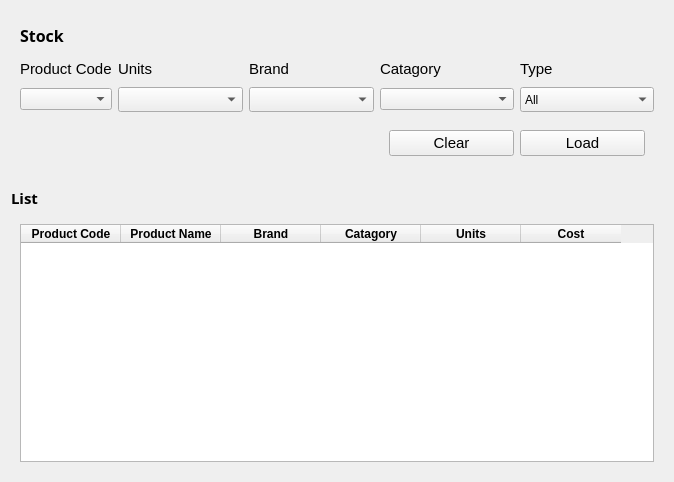
This is ui/stock.ui in sarin32/Supermarket-Inventory-and-Sales-Management-System as Qt 5 draws it before an edit. The edited form follows.
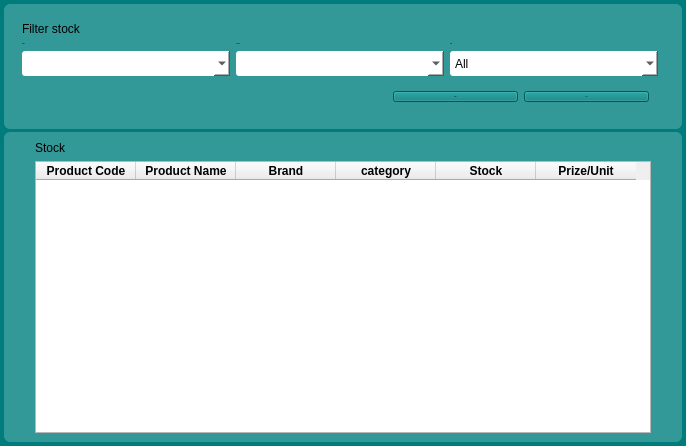
This is the edited form.

Patch:
```diff
--- a/ui/stock.ui
+++ b/ui/stock.ui
@@ -1,124 +1,87 @@
 <?xml version="1.0" encoding="UTF-8"?>
 <ui version="4.0">
- <class>Form</class>
- <widget class="QWidget" name="Form">
+ <class>stock</class>
+ <widget class="QWidget" name="stock">
   <property name="geometry">
    <rect>
     <x>0</x>
     <y>0</y>
-    <width>668</width>
-    <height>482</height>
+    <width>686</width>
+    <height>446</height>
    </rect>
   </property>
   <property name="windowTitle">
    <string>Form</string>
   </property>
+  <property name="styleSheet">
+   <string notr="true">QWidget#stock{
+	background-color:rgb(0, 124, 124);
+}
+QLabel{
+	font: 15px  &quot;Centular&quot;;
+}
+QPushButton{
+	font: 15px  &quot;Centular&quot;;
+	background-color:rgb(0, 124, 124);
+}
+
+QLabel#h_1 ,QLabel#h_2, QLabel#h_3{
+	font: bold 16px  &quot;Centular&quot;;
+}
+
+QFrame#mainframe_1, QFrame#mainframe_2,  QFrame#mainframe_3{
+	background-color:rgb(51, 152, 152);
+	border-radius:6px;
+}
+
+QComboBox,QSpinBox,QLineEdit{
+	background-color:rgb(255, 255, 255);
+	color:#000;
+	border-radius:3px;
+}
+QMessageBox{
+	background-color: rgb(51, 152, 152);
+}</string>
+  </property>
   <layout class="QGridLayout" name="gridLayout">
-   <item row="3" column="0">
-    <widget class="QFrame" name="mainframe_2">
-     <layout class="QGridLayout" name="gridLayout_3">
-      <item row="0" column="1">
-       <widget class="QTableWidget" name="tableWidget">
-        <column>
-         <property name="text">
-          <string>Product Code</string>
-         </property>
-         <property name="font">
-          <font>
-           <family>Arial</family>
-           <weight>75</weight>
-           <bold>true</bold>
-          </font>
-         </property>
-        </column>
-        <column>
-         <property name="text">
-          <string>Product Name</string>
-         </property>
-         <property name="font">
-          <font>
-           <family>Arial</family>
-           <weight>75</weight>
-           <bold>true</bold>
-          </font>
-         </property>
-        </column>
-        <column>
-         <property name="text">
-          <string>Brand</string>
-         </property>
-         <property name="font">
-          <font>
-           <family>Arial</family>
-           <weight>75</weight>
-           <bold>true</bold>
-          </font>
-         </property>
-        </column>
-        <column>
-         <property name="text">
-          <string>Catagory</string>
-         </property>
-         <property name="font">
-          <font>
-           <family>Arial</family>
-           <weight>75</weight>
-           <bold>true</bold>
-          </font>
-         </property>
-        </column>
-        <column>
-         <property name="text">
-          <string>Units</string>
-         </property>
-         <property name="font">
-          <font>
-           <family>Arial</family>
-           <weight>75</weight>
-           <bold>true</bold>
-          </font>
-         </property>
-        </column>
-        <column>
-         <property name="text">
-          <string>Cost</string>
-         </property>
-         <property name="font">
-          <font>
-           <family>Arial</family>
-           <weight>75</weight>
-           <bold>true</bold>
-          </font>
-         </property>
-        </column>
-       </widget>
-      </item>
-      <item row="1" column="1">
-       <layout class="QFormLayout" name="formLayout_2"/>
-      </item>
-     </layout>
-    </widget>
-   </item>
+   <property name="leftMargin">
+    <number>4</number>
+   </property>
+   <property name="topMargin">
+    <number>4</number>
+   </property>
+   <property name="rightMargin">
+    <number>4</number>
+   </property>
+   <property name="bottomMargin">
+    <number>4</number>
+   </property>
+   <property name="spacing">
+    <number>3</number>
+   </property>
    <item row="0" column="0">
     <widget class="QFrame" name="mainframe_1">
-     <property name="minimumSize">
-      <size>
-       <width>0</width>
-       <height>170</height>
-      </size>
+     <layout class="QHBoxLayout" name="horizontalLayout_2">
+      <item>
+       <widget class="QFrame" name="frame">
+        <property name="sizePolicy">
+         <sizepolicy hsizetype="MinimumExpanding" vsizetype="Preferred">
+          <horstretch>0</horstretch>
+          <verstretch>0</verstretch>
+         </sizepolicy>
      </property>
      <property name="maximumSize">
       <size>
-       <width>16777215</width>
-       <height>170</height>
+          <width>925</width>
+          <height>16777215</height>
       </size>
      </property>
      <property name="styleSheet">
       <string notr="true"/>
      </property>
      <layout class="QGridLayout" name="gridLayout_2">
-      <item row="18" column="3" colspan="2" alignment="Qt::AlignRight">
-       <widget class="QFrame" name="frameSearchButtons">
+         <item row="3" column="1" colspan="2" alignment="Qt::AlignRight">
+          <widget class="QFrame" name="frame_2">
         <property name="maximumSize">
          <size>
           <width>16777215</width>
@@ -145,8 +108,11 @@
            </property>
            <property name="font">
             <font>
-             <family>Arial</family>
-             <pointsize>11</pointsize>
+                <family>Centular</family>
+                <pointsize>-1</pointsize>
+                <weight>50</weight>
+                <italic>false</italic>
+                <bold>false</bold>
             </font>
            </property>
            <property name="cursor">
@@ -179,8 +145,11 @@
            </property>
            <property name="font">
             <font>
-             <family>Arial</family>
-             <pointsize>11</pointsize>
+                <family>Centular</family>
+                <pointsize>-1</pointsize>
+                <weight>50</weight>
+                <italic>false</italic>
+                <bold>false</bold>
             </font>
            </property>
            <property name="cursor">
@@ -194,53 +163,7 @@
         </layout>
        </widget>
       </item>
-      <item row="17" column="1">
-       <widget class="QComboBox" name="fieldName">
-        <property name="minimumSize">
-         <size>
-          <width>125</width>
-          <height>25</height>
-         </size>
-        </property>
-        <property name="styleSheet">
-         <string notr="true"/>
-        </property>
-       </widget>
-      </item>
-      <item row="0" column="0" colspan="5">
-       <widget class="QLabel" name="h_1">
-        <property name="enabled">
-         <bool>true</bool>
-        </property>
-        <property name="minimumSize">
-         <size>
-          <width>0</width>
-          <height>30</height>
-         </size>
-        </property>
-        <property name="maximumSize">
-         <size>
-          <width>16777215</width>
-          <height>30</height>
-         </size>
-        </property>
-        <property name="font">
-         <font>
-          <family>Arial Black</family>
-          <pointsize>12</pointsize>
-          <weight>75</weight>
-          <bold>true</bold>
-         </font>
-        </property>
-        <property name="styleSheet">
-         <string notr="true"/>
-        </property>
-        <property name="text">
-         <string>Stock</string>
-        </property>
-       </widget>
-      </item>
-      <item row="17" column="2">
+         <item row="2" column="1">
        <widget class="QComboBox" name="fieldCategory">
         <property name="minimumSize">
          <size>
@@ -248,108 +171,35 @@
           <height>25</height>
          </size>
         </property>
-        <property name="styleSheet">
-         <string notr="true"/>
-        </property>
-       </widget>
-      </item>
-      <item row="17" column="0">
-       <widget class="QComboBox" name="comboBox"/>
-      </item>
-      <item row="6" column="0">
-       <widget class="QLabel" name="labelBrand">
-        <property name="font">
-         <font>
-          <family>Arial</family>
-          <pointsize>11</pointsize>
-         </font>
-        </property>
-        <property name="styleSheet">
-         <string notr="true"/>
-        </property>
-        <property name="text">
-         <string>Product Code</string>
-        </property>
-       </widget>
-      </item>
-      <item row="6" column="1">
-       <widget class="QLabel" name="labelUnits">
-        <property name="font">
-         <font>
-          <family>Arial</family>
-          <pointsize>11</pointsize>
-         </font>
-        </property>
-        <property name="styleSheet">
-         <string notr="true"/>
-        </property>
-        <property name="text">
-         <string>Units</string>
-        </property>
-       </widget>
-      </item>
-      <item row="6" column="2">
-       <widget class="QLabel" name="labelCode">
-        <property name="font">
-         <font>
-          <family>Arial</family>
-          <pointsize>11</pointsize>
-         </font>
-        </property>
-        <property name="styleSheet">
-         <string notr="true"/>
-        </property>
-        <property name="text">
-         <string>Brand</string>
-        </property>
-       </widget>
-      </item>
-      <item row="6" column="3">
-       <widget class="QLabel" name="labelName">
         <property name="maximumSize">
          <size>
-          <width>16777215</width>
+             <width>300</width>
           <height>25</height>
          </size>
         </property>
-        <property name="font">
-         <font>
-          <family>Arial</family>
-          <pointsize>11</pointsize>
-         </font>
-        </property>
-        <property name="styleSheet">
-         <string notr="true"/>
-        </property>
-        <property name="text">
-         <string>Catagory</string>
-        </property>
-       </widget>
-      </item>
-      <item row="6" column="4">
-       <widget class="QLabel" name="labelCategory">
-        <property name="font">
-         <font>
-          <family>Arial</family>
-          <pointsize>11</pointsize>
-         </font>
-        </property>
-        <property name="styleSheet">
-         <string notr="true"/>
-        </property>
+          </widget>
+         </item>
+         <item row="0" column="0" colspan="3">
+          <widget class="QLabel" name="h_1">
         <property name="text">
-         <string>Type</string>
+            <string>Filter stock</string>
         </property>
        </widget>
       </item>
-      <item row="17" column="4">
-       <widget class="QComboBox" name="fieldBrand">
+         <item row="2" column="2">
+          <widget class="QComboBox" name="fieldType">
         <property name="minimumSize">
          <size>
           <width>125</width>
           <height>25</height>
          </size>
         </property>
+           <property name="maximumSize">
+            <size>
+             <width>300</width>
+             <height>25</height>
+            </size>
+           </property>
         <property name="styleSheet">
          <string notr="true"/>
         </property>
@@ -370,25 +220,202 @@
         </item>
        </widget>
       </item>
-      <item row="17" column="3">
-       <widget class="QComboBox" name="comboBox_2"/>
-      </item>
-     </layout>
+         <item row="1" column="1">
+          <widget class="QLabel" name="label_4">
+           <property name="maximumSize">
+            <size>
+             <width>16777215</width>
+             <height>25</height>
+            </size>
+           </property>
+           <property name="font">
+            <font>
+             <family>Centular</family>
+             <pointsize>-1</pointsize>
+             <weight>50</weight>
+             <italic>false</italic>
+             <bold>false</bold>
+            </font>
+           </property>
+           <property name="styleSheet">
+            <string notr="true"/>
+           </property>
+           <property name="text">
+            <string>Catagory</string>
+           </property>
     </widget>
    </item>
    <item row="2" column="0">
-    <widget class="QLabel" name="label">
+          <widget class="QComboBox" name="fieldBrand">
+           <property name="minimumSize">
+            <size>
+             <width>125</width>
+             <height>25</height>
+            </size>
+           </property>
+           <property name="maximumSize">
+            <size>
+             <width>300</width>
+             <height>25</height>
+            </size>
+           </property>
+           <property name="baseSize">
+            <size>
+             <width>300</width>
+             <height>25</height>
+            </size>
+           </property>
+           <property name="styleSheet">
+            <string notr="true"/>
+           </property>
+          </widget>
+         </item>
+         <item row="1" column="0">
+          <widget class="QLabel" name="label_3">
      <property name="font">
       <font>
-       <family>Arial Black</family>
-       <pointsize>11</pointsize>
+             <family>Centular</family>
+             <pointsize>-1</pointsize>
+             <weight>50</weight>
+             <italic>false</italic>
+             <bold>false</bold>
+            </font>
+           </property>
+           <property name="styleSheet">
+            <string notr="true"/>
+           </property>
+           <property name="text">
+            <string>Brand</string>
+           </property>
+          </widget>
+         </item>
+         <item row="1" column="2">
+          <widget class="QLabel" name="label_2">
+           <property name="font">
+            <font>
+             <family>Centular</family>
+             <pointsize>-1</pointsize>
+             <weight>50</weight>
+             <italic>false</italic>
+             <bold>false</bold>
+            </font>
+           </property>
+           <property name="styleSheet">
+            <string notr="true"/>
+           </property>
+           <property name="text">
+            <string>Type</string>
+           </property>
+          </widget>
+         </item>
+        </layout>
+       </widget>
+      </item>
+      <item>
+       <widget class="QFrame" name="gridFrame"/>
+      </item>
+     </layout>
+    </widget>
+   </item>
+   <item row="4" column="0">
+    <widget class="QFrame" name="mainframe_2">
+     <layout class="QGridLayout" name="gridLayout_3">
+      <item row="0" column="1">
+       <widget class="QLabel" name="h_2">
+        <property name="text">
+         <string>Stock</string>
+        </property>
+       </widget>
+      </item>
+      <item row="1" column="1">
+       <widget class="QTableWidget" name="tableCart">
+        <property name="enabled">
+         <bool>true</bool>
+        </property>
+        <property name="sizePolicy">
+         <sizepolicy hsizetype="Fixed" vsizetype="Expanding">
+          <horstretch>0</horstretch>
+          <verstretch>0</verstretch>
+         </sizepolicy>
+        </property>
+        <property name="sizeAdjustPolicy">
+         <enum>QAbstractScrollArea::AdjustToContentsOnFirstShow</enum>
+        </property>
+        <property name="gridStyle">
+         <enum>Qt::DashLine</enum>
+        </property>
+        <property name="sortingEnabled">
+         <bool>false</bool>
+        </property>
+        <column>
+         <property name="text">
+          <string>Product Code</string>
+         </property>
+         <property name="font">
+          <font>
        <weight>75</weight>
        <bold>true</bold>
       </font>
      </property>
+        </column>
+        <column>
      <property name="text">
-      <string>List</string>
-     </property>
+          <string>Product Name</string>
+         </property>
+         <property name="font">
+          <font>
+           <weight>75</weight>
+           <bold>true</bold>
+          </font>
+         </property>
+        </column>
+        <column>
+         <property name="text">
+          <string>Brand</string>
+         </property>
+         <property name="font">
+          <font>
+           <weight>75</weight>
+           <bold>true</bold>
+          </font>
+         </property>
+        </column>
+        <column>
+         <property name="text">
+          <string>category</string>
+         </property>
+         <property name="font">
+          <font>
+           <weight>75</weight>
+           <bold>true</bold>
+          </font>
+         </property>
+        </column>
+        <column>
+         <property name="text">
+          <string>Stock</string>
+         </property>
+         <property name="font">
+          <font>
+           <weight>75</weight>
+           <bold>true</bold>
+          </font>
+         </property>
+        </column>
+        <column>
+         <property name="text">
+          <string>Prize/Unit</string>
+         </property>
+         <property name="font">
+          <font>
+           <weight>75</weight>
+           <bold>true</bold>
+          </font>
+         </property>
+        </column>
+       </widget>
+      </item>
+     </layout>
     </widget>
    </item>
   </layout>
```
Lines whose indentation alone changed are shown as unchanged.
